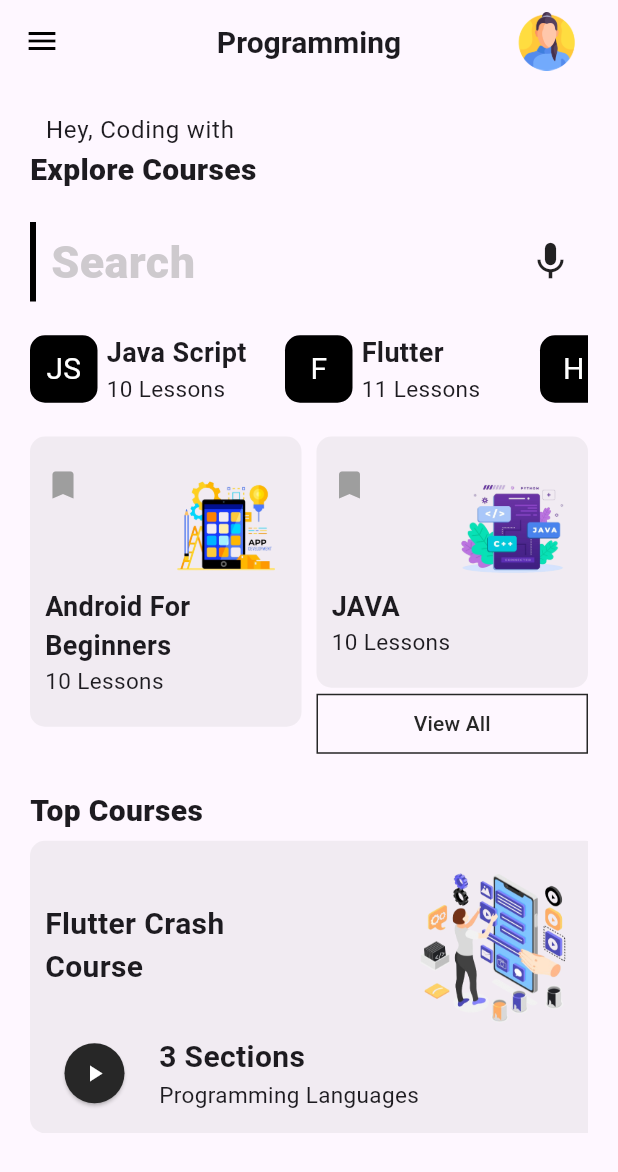
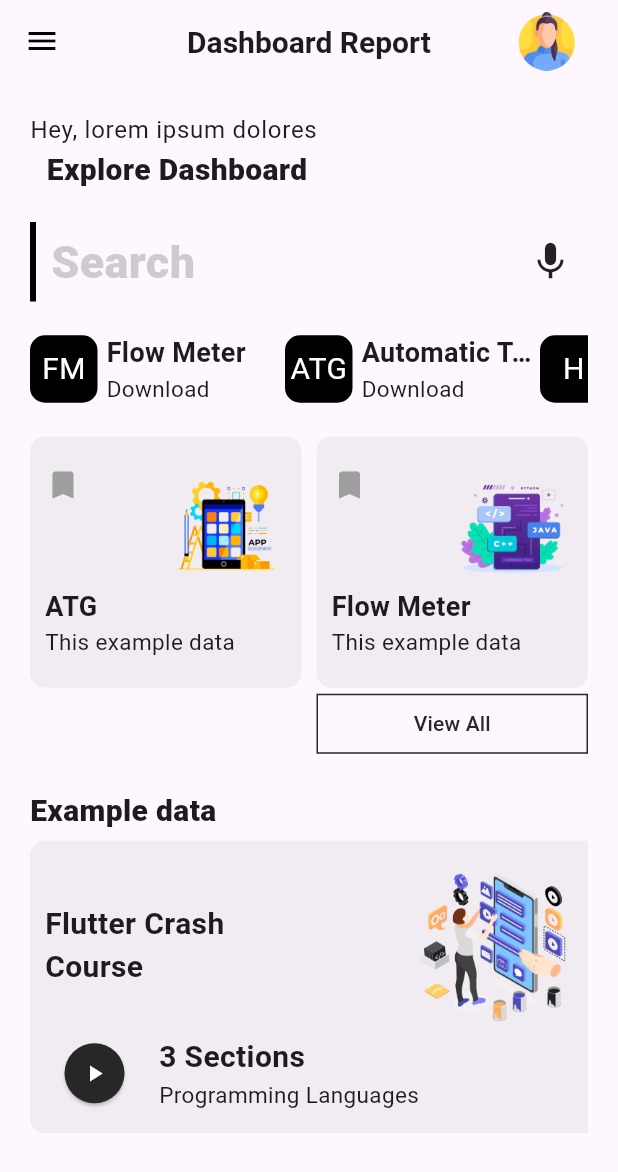
Before and after one commit to kvn-media/musang_synchronizedhub_odyssey, a Flutter app: the DashBoard screen opened directly, on a phone screen of 412 x 824 dp. Shown: the top 1172 px of the screen. Run offline on Flutter 3.47's test engine with Material 3 defaults, Android fonts, the phone set to English and light mode, and no system bars; our stand-ins replace cloud_firestore, firebase_auth, firebase_core, flutter_native_splash, flutter_otp_text_field, get and 4 more; accounts and stored records are empty.

Commit message:
update apk

```diff
--- a/lib/features/authentication/screens/login/widget/login_footer_widget.dart
+++ b/lib/features/authentication/screens/login/widget/login_footer_widget.dart
@@ -41,7 +41,7 @@ class LoginFooterWidget extends StatelessWidget {
           height: 15,
         ),
         TextButton(
-          onPressed: () {},
+          onPressed: () => controller.loginUser(),
           child: Text.rich(
             TextSpan(
               text: 'Dont have an account? ',
--- a/lib/features/authentication/screens/signup/widget/signup_footer_widget.dart
+++ b/lib/features/authentication/screens/signup/widget/signup_footer_widget.dart
@@ -1,6 +1,7 @@
 import 'package:flutter/material.dart';
 import 'package:get/get.dart';
 import 'package:musang_syncronizehub_odyssey/features/authentication/controllers/login_controller.dart';
+import 'package:musang_syncronizehub_odyssey/features/authentication/screens/signup/signup_screen.dart';
 
 class SignUpFooterWidget extends StatelessWidget {
   const SignUpFooterWidget({
@@ -41,7 +42,7 @@ class SignUpFooterWidget extends StatelessWidget {
           height: 15,
         ),
         TextButton(
-          onPressed: () {},
+          onPressed: () => Get.to(() => const SignUpScreen()),
           child: Text.rich(
             TextSpan(
               text: 'Already have an account? ',
--- a/lib/features/core/models/dashboard/categories_model.dart
+++ b/lib/features/core/models/dashboard/categories_model.dart
@@ -1,15 +1,21 @@
 import 'package:flutter/material.dart';
-class CategoriesModel{
-  final String title,heading,subHeading;
+
+class CategoriesModel {
+  final String title, heading, subHeading;
   final VoidCallback? onPress;
 
-  CategoriesModel(this.title, this.heading, this.subHeading, this.onPress,);
+  CategoriesModel(
+    this.title,
+    this.heading,
+    this.subHeading,
+    this.onPress,
+  );
 
   static List<CategoriesModel> list = [
-    CategoriesModel('JS','Java Script','10 Lessons',null),
-    CategoriesModel('F','Flutter','11 Lessons',null),
-    CategoriesModel('H','HTML','8 Lessons',null),
-    CategoriesModel('k','Kotlin','20 Lessons',null),
-    CategoriesModel('P','Python','100 Lessons',null),
+    CategoriesModel('FM', 'Flow Meter', 'Download', null),
+    CategoriesModel('ATG', 'Automatic Tank Gauge', 'Download', null),
+    CategoriesModel('H', 'HTML', 'Download', null),
+    CategoriesModel('k', 'Kotlin', 'Download', null),
+    CategoriesModel('P', 'Python', 'Download', null),
   ];
 }
--- a/lib/features/core/screens/dashboard/dashboard.dart
+++ b/lib/features/core/screens/dashboard/dashboard.dart
@@ -46,7 +46,7 @@ class DashBoard extends StatelessWidget {
 
               //Top course
               const Text(
-                'Top Courses',
+                'Example data',
                 style: TextStyle(
                   fontSize: 20,
                   fontWeight: FontWeight.w800,
--- a/lib/features/core/screens/dashboard/widget/appbar.dart
+++ b/lib/features/core/screens/dashboard/widget/appbar.dart
@@ -15,7 +15,7 @@ class DashboardAppBar extends StatelessWidget implements PreferredSizeWidget{
         color: Colors.black,
       ),
       title: const Text(
-        'Programming',
+        'Dashboard Report',
         style: TextStyle(
           fontSize: 20,
           fontWeight: FontWeight.bold,
--- a/lib/features/core/screens/dashboard/widget/banners.dart
+++ b/lib/features/core/screens/dashboard/widget/banners.dart
@@ -40,7 +40,7 @@ class DashboardBanner extends StatelessWidget {
                   ],
                 ),
                 Text(
-                  'Android For Beginners',
+                  'ATG',
                   maxLines: 2,
                   overflow: TextOverflow.ellipsis,
                   style: TextStyle(
@@ -49,7 +49,7 @@ class DashboardBanner extends StatelessWidget {
                   ),
                 ),
                 Text(
-                  '10 Lessons',
+                  'This example data',
                   overflow: TextOverflow.ellipsis,
                   style: TextStyle(fontSize: 15),
                 ),
@@ -92,7 +92,7 @@ class DashboardBanner extends StatelessWidget {
                         ],
                       ),
                       Text(
-                        'JAVA',
+                        'Flow Meter',
                         overflow: TextOverflow.ellipsis,
                         style: TextStyle(
                           fontSize: 18,
@@ -100,7 +100,7 @@ class DashboardBanner extends StatelessWidget {
                         ),
                       ),
                       Text(
-                        '10 Lessons',
+                        'This example data',
                         overflow: TextOverflow.ellipsis,
                         style: TextStyle(fontSize: 15),
                       ),
--- a/lib/features/core/screens/dashboard/widget/heading.dart
+++ b/lib/features/core/screens/dashboard/widget/heading.dart
@@ -13,11 +13,11 @@ class DashboardHeading extends StatelessWidget {
     return Column(
       children: [
         Text(
-          'Hey, Coding with ',
+          'Hey, lorem ipsum dolores ',
           style: txtTheme.bodyLarge,
         ),
         const Text(
-          'Explore Courses',
+          'Explore Dashboard',
           style: TextStyle(
             fontSize: 20,
             fontWeight: FontWeight.w800,
--- a/lib/features/core/screens/profile/profile_screen.dart
+++ b/lib/features/core/screens/profile/profile_screen.dart
@@ -59,14 +59,14 @@ class ProfileScreen extends StatelessWidget {
                 height: 10,
               ),
               const Text(
-                'Coding with',
+                'Admin Support',
                 style: TextStyle(
                   fontSize: 20,
                   fontWeight: FontWeight.w800,
                 ),
               ),
               const Text(
-                'support@codingwith.com',
+                'support@musang.com',
                 style: TextStyle(
                   fontSize: 16,
                 ),
```
Also changed, not shown: 1 other file.
